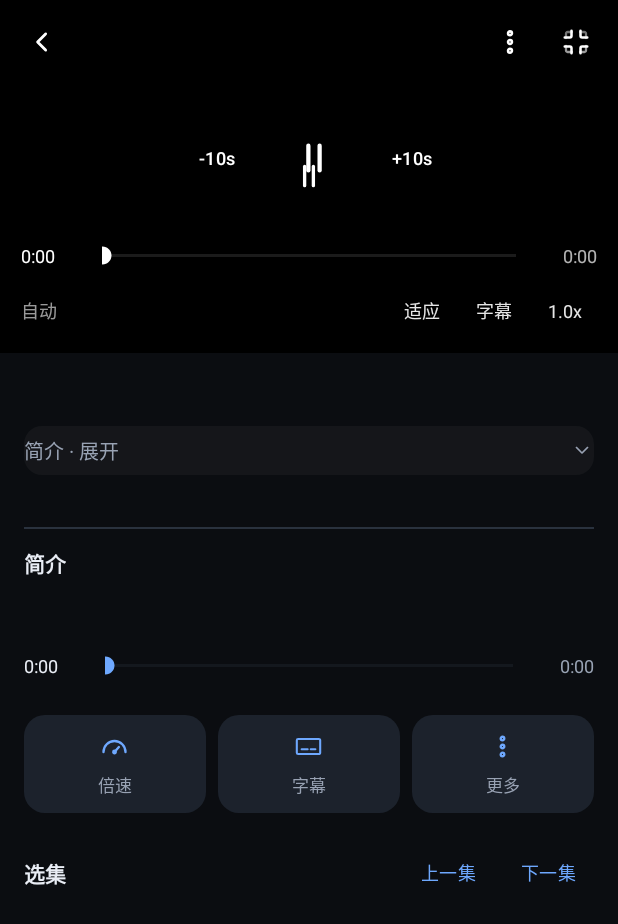
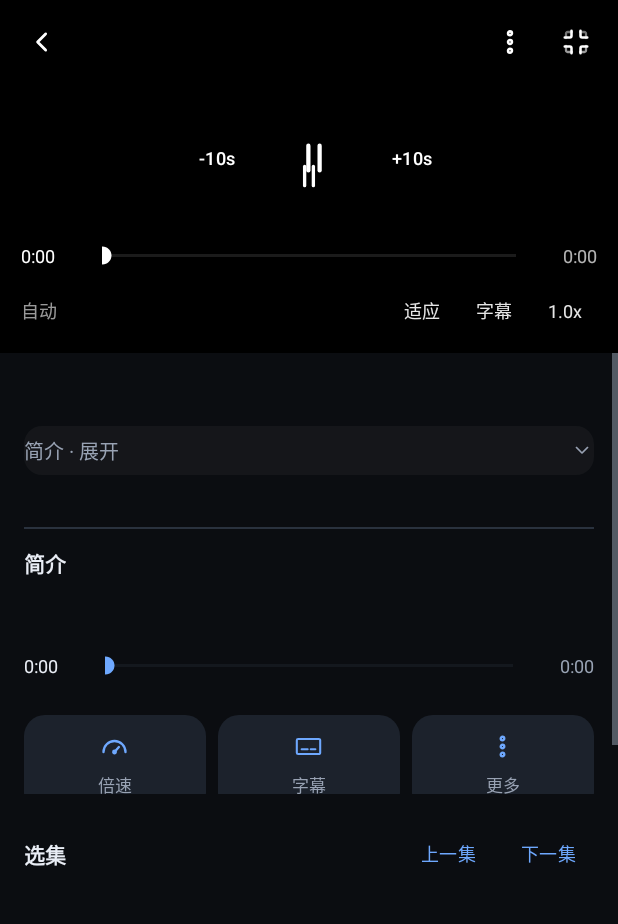
Before and after one commit to LinTianzun/LinNAS, an Android app: the PlayerActivity screen opened directly, with no data from a screen before it, on a phone screen of 412 x 824 dp. Shown: the top 924 px of the screen. Run offline under Robolectric (Android 15) with nearby library versions, the phone set to English and light mode, and no system bars; network calls fail; pictures from the network do not load; 1 statement that could not run was skipped.

Commit message:
fix(android): v1.8.14 选集改为独立滚动区，滑动选集不再带动上方简介

```diff
--- a/android/app/build.gradle.kts
+++ b/android/app/build.gradle.kts
@@ -33,8 +33,8 @@ android {
         applicationId = "com.linnas.app"
         minSdk = 24
         targetSdk = 34
-        versionCode = 22
-        versionName = "1.8.13"
+        versionCode = 23
+        versionName = "1.8.14"
         testInstrumentationRunner = "androidx.test.runner.AndroidJUnitRunner"
     }
 
--- a/android/app/src/main/res/layout/activity_player.xml
+++ b/android/app/src/main/res/layout/activity_player.xml
@@ -723,19 +723,12 @@
                 </LinearLayout>
 
                 <LinearLayout
-
                     android:id="@+id/act_pip"
-
                     android:layout_width="0dp"
-
                     android:layout_height="wrap_content"
-
                     android:layout_weight="1"
-
                     android:layout_marginEnd="8dp"
-
                     android:visibility="gone"
-
                     android:background="@drawable/bg_player_action"
                     android:clickable="true"
                     android:focusable="true"
@@ -795,12 +788,27 @@
                         android:textSize="11sp" />
                 </LinearLayout>
             </LinearLayout>
+        </LinearLayout>
+    </ScrollView>
+
+    <!-- 选集:独立滚动区,与上方简介/标题不共用 ScrollView,
+         滚动选集只会动选集列表,上方简介保持不动。 -->
+    <LinearLayout
+        android:id="@+id/episodeArea"
+        android:layout_width="match_parent"
+        android:layout_height="0dp"
+        android:layout_weight="1"
+        android:orientation="vertical"
+        android:paddingStart="16dp"
+        android:paddingTop="14dp"
+        android:paddingEnd="16dp"
+        android:paddingBottom="24dp">
 
         <!-- 选集 -->
         <LinearLayout
             android:layout_width="match_parent"
             android:layout_height="wrap_content"
-                android:layout_marginTop="22dp"
+            android:layout_marginTop="8dp"
             android:gravity="center_vertical"
             android:orientation="horizontal">
 
@@ -831,10 +839,10 @@
         <androidx.recyclerview.widget.RecyclerView
             android:id="@+id/rv_episodes"
             android:layout_width="match_parent"
-                android:layout_height="wrap_content"
+            android:layout_height="0dp"
+            android:layout_weight="1"
             android:layout_marginTop="8dp"
-                android:nestedScrollingEnabled="false"
+            android:nestedScrollingEnabled="true"
             android:visibility="gone" />
     </LinearLayout>
-    </ScrollView>
 </LinearLayout>
```
Also changed, not shown: android/app/src/main/java/com/linnas/app/PlayerActivity.kt (+7 -13 lines), 7 other files. Lines whose indentation alone changed are shown as unchanged.
